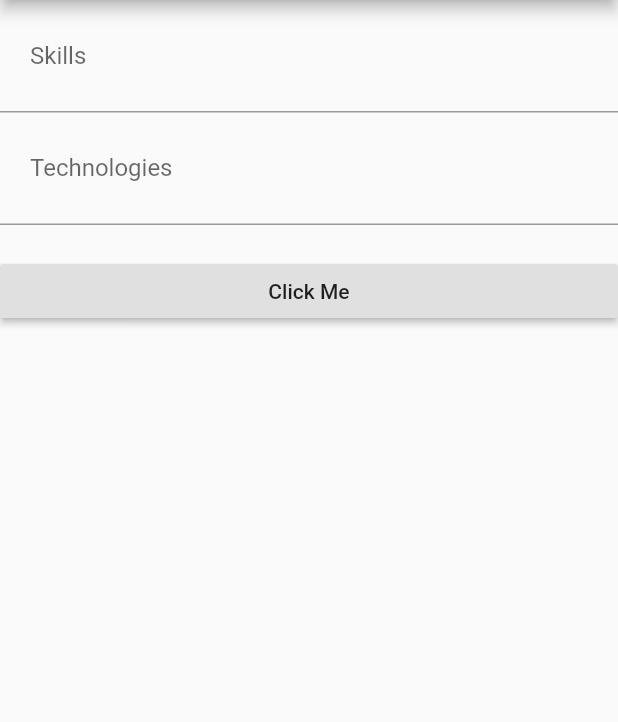
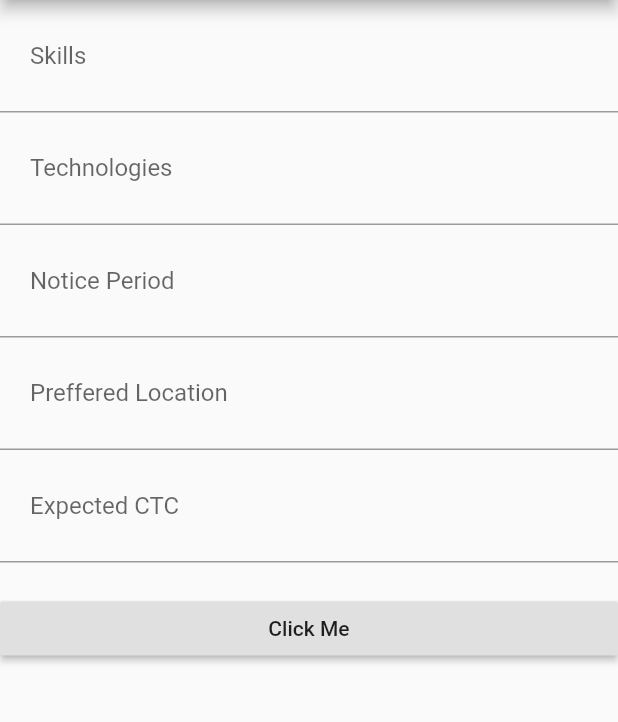
Before and after one commit to ViragBrahme/Nakuri-Hunter, a Flutter app: the screen it shows after launch, on a phone screen of 412 x 824 dp, the part 84-806 px from its top. Run offline on Flutter 3.47's test engine with Material 2 defaults, Android fonts, the phone set to English and light mode, and no system bars.

Commit message:
Adding multiple job search options

```diff
--- a/naukri_hunter/lib/home_page.dart
+++ b/naukri_hunter/lib/home_page.dart
@@ -8,29 +8,55 @@ class HomePage extends StatefulWidget {
 }
 
 class _HomePageState extends State<HomePage> {
-  TextEditingController myNameTextEditCont = new TextEditingController();
+  TextEditingController skillsTextEditCont = new TextEditingController();
+  TextEditingController technologyTextEditCont = new TextEditingController();
+  TextEditingController noticePeriodTextEditCont = new TextEditingController();
+  TextEditingController prefferedLocTextEditCont = new TextEditingController();
+  TextEditingController expectedCTCTextEditCont = new TextEditingController();
 
   @override
   Widget build(BuildContext context) {
     return Scaffold(
-      appBar: AppBar(title: Text("Naukri Hunter"),),
+      appBar: AppBar(
+        title: Text("Naukri Hunter"),
+      ),
       body: SafeArea(
         child: ListView(
           children: <Widget>[
             TextField(
-              controller: myNameTextEditCont,
+              controller: skillsTextEditCont,
               decoration: InputDecoration(
                   labelText: 'Skills', contentPadding: EdgeInsets.all(20.0)),
             ),
             TextField(
+              controller: technologyTextEditCont,
               decoration: InputDecoration(
                   labelText: 'Technologies',
+                  contentPadding: EdgeInsets.all(20.0)),
+            ),
+            TextField(
+              controller: noticePeriodTextEditCont,
+              decoration: InputDecoration(
+                  labelText: 'Notice Period',
+                  contentPadding: EdgeInsets.all(20.0)),
+            ),
+            TextField(
+              controller: prefferedLocTextEditCont,
+              decoration: InputDecoration(
+                  labelText: 'Preffered Location',
+                  contentPadding: EdgeInsets.all(20.0)),
+            ),
+            TextField(
+              controller: expectedCTCTextEditCont,
+              decoration: InputDecoration(
+                  labelText: 'Expected CTC',
                   contentPadding: EdgeInsets.all(20.0)),
             ),
             Padding(padding: const EdgeInsets.all(10.0)),
             RaisedButton(
               onPressed: () {
-                Navigator.push(context, MaterialPageRoute(builder: (context) => SearchResult()));
+                Navigator.push(context,
+                    MaterialPageRoute(builder: (context) => SearchResult()));
               },
               child: Text('Click Me'),
             )
```
